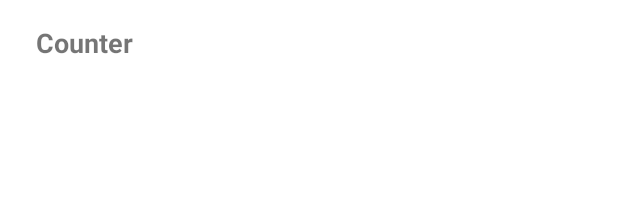
After one commit to KatrinaGW/Stitcher-Personal-Project, an Android app: the layout counters_listview.xml on its own in the app's theme, with its tools: preview values and no code run, on a phone screen of 412 x 824 dp. The commit adds this screen. Shown: the top 223 px of the screen. Run offline under Robolectric (Android 15) with nearby library versions, the phone set to English and light mode, and no system bars.

Commit message:
progress save

```diff
--- a/app/src/main/AndroidManifest.xml
+++ b/app/src/main/AndroidManifest.xml
@@ -23,6 +23,7 @@
             </intent-filter>
         </activity>
         <activity android:name="StitchCounterActivity" />
+        <activity android:name=".CountersActivity" />
     </application>
 
 </manifest>
--- a/app/src/main/java/com/example/stitcher/controllers/Constants.java
+++ b/app/src/main/java/com/example/stitcher/controllers/Constants.java
@@ -1,7 +1,10 @@
 package com.example.stitcher.controllers;
 
 public enum Constants {
-    COUNTER_COLLECTION("Counters");
+    COUNTER_COLLECTION("Counters"),
+    COUNTER_COUNT_FIELD("count"),
+    COUNTER_GOAL_FIELD("goal"),
+    COUNTER_NAME_FIELD("name");
 
     private String value;
 
--- /dev/null
+++ b/app/src/main/res/layout/counters_listview.xml
@@ -0,0 +1,27 @@
+<?xml version="1.0" encoding="utf-8"?>
+<androidx.constraintlayout.widget.ConstraintLayout xmlns:android="http://schemas.android.com/apk/res/android"
+    android:layout_width="match_parent"
+    android:layout_height="match_parent"
+    xmlns:app="http://schemas.android.com/apk/res-auto">
+    <LinearLayout
+        android:layout_width="match_parent"
+        android:layout_height="wrap_content"
+        android:orientation="vertical"
+        app:layout_constraintEnd_toEndOf="parent"
+        app:layout_constraintStart_toStartOf="parent"
+        app:layout_constraintTop_toTopOf="parent">
+
+        <TextView
+            android:id="@+id/counter_name_txt"
+            android:layout_width="match_parent"
+            android:layout_height="wrap_content"
+            android:layout_marginTop="8dp"
+            android:paddingHorizontal="24dp"
+            android:paddingVertical="8dp"
+            android:textStyle="bold"
+            android:text="Counter"
+            android:textSize="18sp"/>
+
+    </LinearLayout>
+
+</androidx.constraintlayout.widget.ConstraintLayout>
```
Also changed, not shown: app/src/main/java/com/example/stitcher/CountersActivity.java (added, +36 -0 lines), app/src/main/java/com/example/stitcher/StitchCounterActivity.java (+2 -23 lines), app/src/main/java/com/example/stitcher/controllers/CounterCollection.java (added, +59 -0 lines), app/src/main/java/com/example/stitcher/controllers/Database.java (+4 -42 lines), app/src/main/java/com/example/stitcher/controllers/array_adapters/CounterArrayAdapter.java (added, +44 -0 lines), app/src/main/java/com/example/stitcher/models/Counter.java (added, +44 -0 lines), app/src/main/java/com/example/stitcher/models/DatabaseObject.java (added, +9 -0 lines), app/src/main/res/layout/counters.xml (added, +17 -0 lines), app/src/main/res/layout/display_counters.xml (added, +19 -0 lines).
